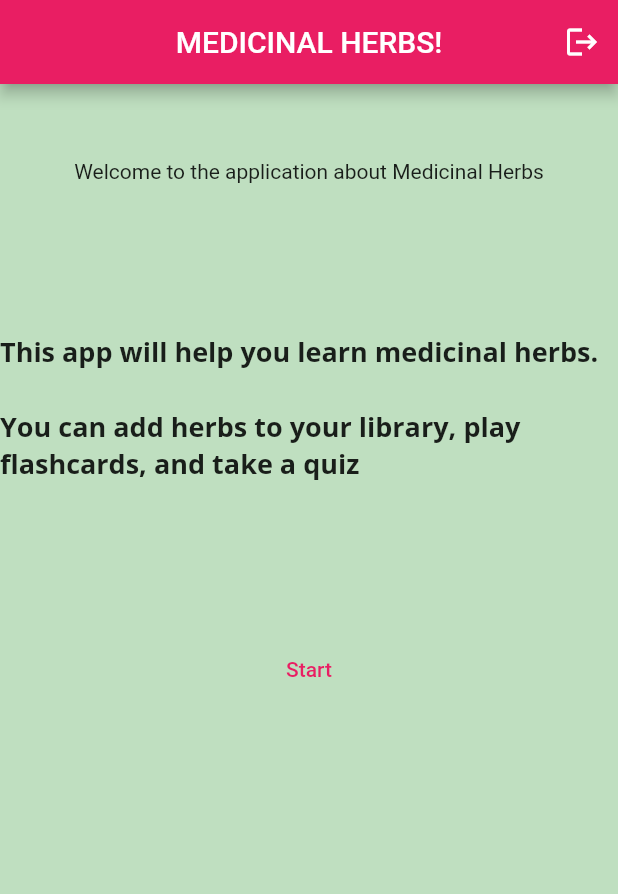
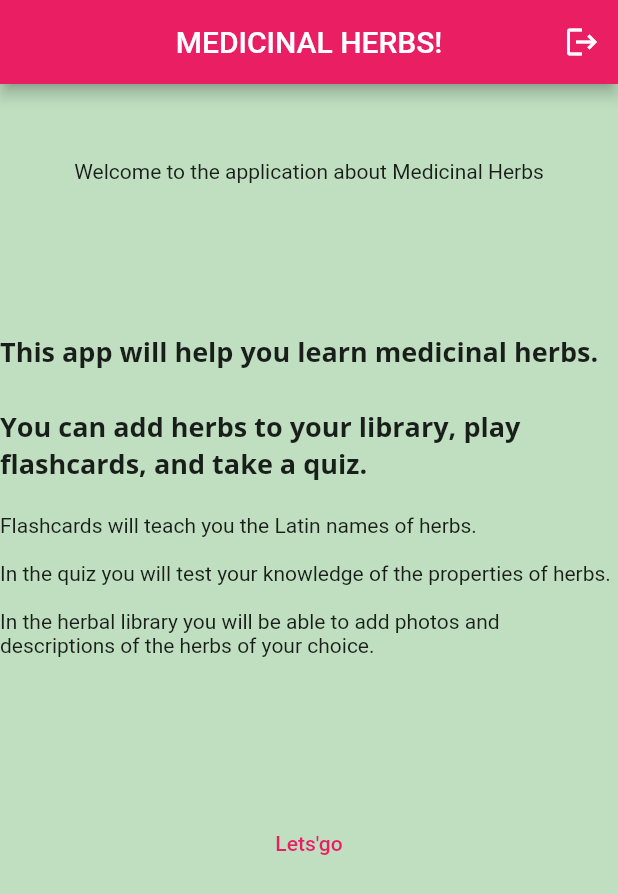
Before and after one commit to iwonarudzinska/medicinal_herbs, a Flutter app: the screen it shows once a user with an empty profile is signed in, on a phone screen of 412 x 824 dp. Shown: the top 894 px of the screen. Run offline on Flutter 3.47's test engine with Material 2 defaults, Android fonts, the phone set to English and light mode, and no system bars; our stand-ins replace curved_navigation_bar, firebase_auth, firebase_core, google_fonts; missing offline and left inert: flutterfire_ui; accounts and stored records are empty.

Commit message:
Add Quiz Elements

```diff
--- a/lib/features/flashcards_page/grid_elements/lavender_grid_element.dart
+++ b/lib/features/flashcards_page/grid_elements/lavender_grid_element.dart
@@ -38,7 +38,7 @@ class _LavenderGridElementState extends State<LavenderGridElement> {
                     fontSize: 18,
                   )
                 : GoogleFonts.italianno(
-                    fontSize: 40,
+                    fontSize: 39,
                     color: Colors.white,
                   ),
           ),
--- a/lib/features/flashcards_page/grid_elements/yerbamate_grid_element.dart
+++ b/lib/features/flashcards_page/grid_elements/yerbamate_grid_element.dart
@@ -38,7 +38,7 @@ class _YerbamateGridElementState extends State<YerbamateGridElement> {
                     fontSize: 15,
                   )
                 : GoogleFonts.italianno(
-                    fontSize: 50,
+                    fontSize: 48,
                     color: Colors.white,
                   ),
           ),
--- a/lib/features/herbs_page/herbs_page.dart
+++ b/lib/features/herbs_page/herbs_page.dart
@@ -6,6 +6,10 @@ class HerbsPage extends StatelessWidget {
   @override
   Widget build(BuildContext context) {
     return Scaffold(
+      appBar: AppBar(
+        title: const Text('MEDICINAL HERBS!'),
+        centerTitle: true,
+      ),
       body: Column(
         mainAxisAlignment: MainAxisAlignment.center,
         children: const [
--- a/lib/features/home_page/home_page.dart
+++ b/lib/features/home_page/home_page.dart
@@ -4,6 +4,7 @@ import 'package:medicinal_herbs/features/add_page/add_page.dart';
 import 'package:medicinal_herbs/features/flashcards_page/flashcards_page.dart';
 import 'package:medicinal_herbs/features/herbs_page/herbs_page.dart';
 import 'package:medicinal_herbs/features/quiz_page/quiz_page.dart';
+
 
 class HomePage extends StatefulWidget {
   const HomePage({
--- a/lib/features/quiz_page/quiz_page.dart
+++ b/lib/features/quiz_page/quiz_page.dart
@@ -1,3 +1,9 @@
+
+
+
+
+
+
 import 'package:flutter/material.dart';
 
 class QuizPage extends StatelessWidget {
--- a/lib/features/root_page/root_page.dart
+++ b/lib/features/root_page/root_page.dart
@@ -27,9 +27,14 @@ class RootPage extends StatelessWidget {
             const Text('Welcome to the application about Medicinal Herbs'),
             const SizedBox(height: 100),
             Text(
-              'This app will help you learn medicinal herbs.\n\nYou can add herbs to your library, play flashcards, and take a quiz',
+              'This app will help you learn medicinal herbs.\n\nYou can add herbs to your library, play flashcards, and take a quiz.',
               style: Theme.of(context).textTheme.titleMedium,
             ),
+            const SizedBox(
+              height: 20,
+            ),
+            const Text(
+                'Flashcards will teach you the Latin names of herbs.\n\nIn the quiz you will test your knowledge of the properties of herbs.\n\nIn the herbal library you will be able to add photos and descriptions of the herbs of your choice.'),
             const SizedBox(height: 100),
             TextButton(
               onPressed: () {
@@ -37,7 +42,7 @@ class RootPage extends StatelessWidget {
                   MaterialPageRoute(builder: (_) => const HomePage()),
                 );
               },
-              child: const Text('Start'),
+              child: const Text("Lets'go"),
             ),
           ],
         ),
```
Also changed, not shown: lib/features/flashcards_page/flashcards_page.dart (+0 -20 lines), lib/features/quiz_page/quiz_elements/answer.dart (added), lib/features/quiz_page/quiz_elements/question.dart (added), lib/features/quiz_page/quiz_elements/quiz.dart (added), lib/features/quiz_page/quiz_elements/result.dart (added).
